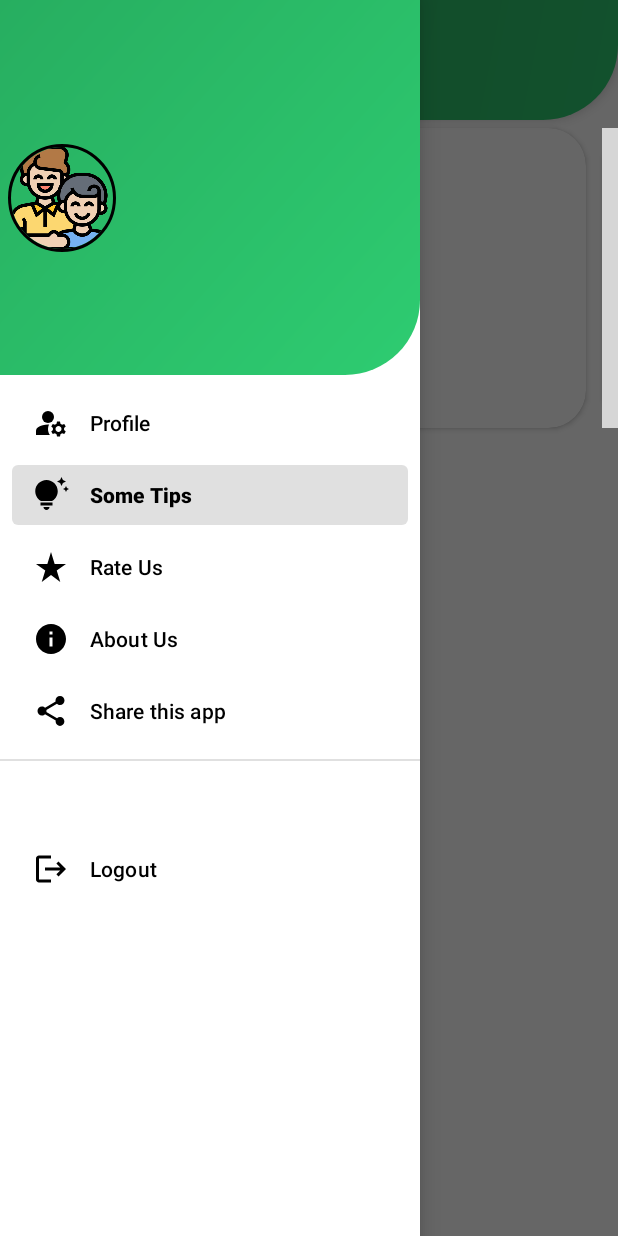
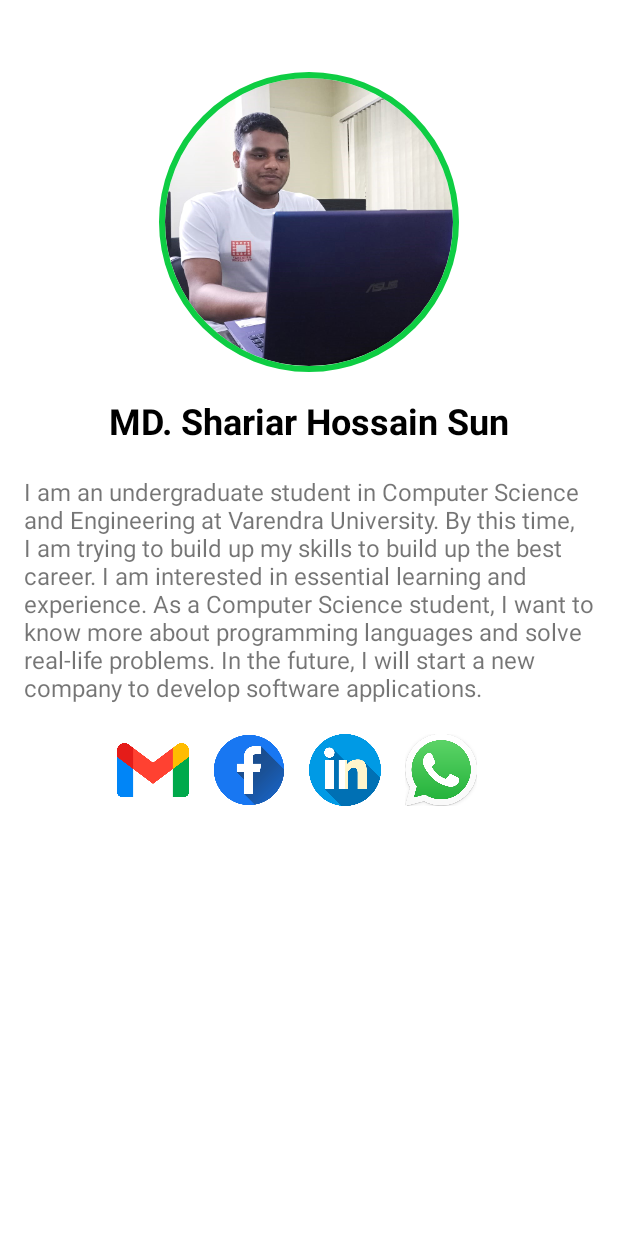
Before and after one commit to sun01822/BoroBhai--An-informational-application-for-beginner-programmer, an Android app: the screen it shows after launch once a user with an empty profile is signed in (MainActivity before the commit, AboutUsActivity after it), in the side drawer, after a tap on "About Us", on a phone screen of 412 x 824 dp. Run offline under Robolectric (Android 15) with nearby library versions, the phone set to English and light mode, and no system bars; our stand-ins replace CircleImageView, Firebase (no records; nobody signed in at launch, a user with empty details on screens opened directly); pictures from the network do not load; 5 statements that could not run were skipped; grey boxes are pictures that could not be loaded.

Commit message:
Final commit

```diff
--- a/app/src/main/AndroidManifest.xml
+++ b/app/src/main/AndroidManifest.xml
@@ -15,6 +15,9 @@
         android:supportsRtl="true"
         android:theme="@style/Theme.BoroBhai"
         tools:targetApi="31">
+        <activity
+            android:name=".activities.AboutUsActivity"
+            android:exported="false" />
         <activity
             android:name=".activities.ShareActivity"
             android:exported="false" />
--- a/app/src/main/java/com/sun/borobhai/MainActivity.kt
+++ b/app/src/main/java/com/sun/borobhai/MainActivity.kt
@@ -111,6 +111,10 @@ class MainActivity : AppCompatActivity() {
                         startActivity(Intent(this, ShareActivity::class.java))
                         true
                     }
+                    R.id.nav_about ->{
+                        startActivity(Intent(this, AboutUsActivity::class.java))
+                        true
+                    }
                     // Handle other menu item clicks if needed
                     else -> false
                 }
--- /dev/null
+++ b/app/src/main/java/com/sun/borobhai/activities/AboutUsActivity.kt
@@ -0,0 +1,52 @@
+package com.sun.borobhai.activities
+
+import android.content.Intent
+import android.net.Uri
+import androidx.appcompat.app.AppCompatActivity
+import android.os.Bundle
+import com.bumptech.glide.Glide
+import com.sun.borobhai.R
+import com.sun.borobhai.databinding.ActivityAboutUsBinding
+
+class AboutUsActivity : AppCompatActivity() {
+    private lateinit var binding : ActivityAboutUsBinding
+    override fun onCreate(savedInstanceState: Bundle?) {
+        super.onCreate(savedInstanceState)
+        binding = ActivityAboutUsBinding.inflate(layoutInflater)
+        setContentView(binding.root)
+
+
+        // Set developer details (Replace with actual data)
+        Glide.with(this).load(R.drawable.developer).into(binding.developerImage)
+        val developer = getString(R.string.developer)
+        binding.nameTextView.text = developer // Replace with the developer's name
+        val description = getString(R.string.app_description)
+        binding.descriptionTextView.text = description
+        // Set click listeners for social media buttons
+        binding.facebookButton.setOnClickListener {
+            openSocialMediaLink("https://www.facebook.com/sun01822/")
+        }
+
+        binding.whatsappButton.setOnClickListener {
+            openSocialMediaLink("https://wa.link/udetih")
+        }
+
+        binding.linkedInButton.setOnClickListener {
+            openSocialMediaLink("https://www.linkedin.com/in/md-shariar-hossain-sun-aa77621ab/")
+        }
+
+        binding.gmailButton.setOnClickListener {
+            openSocialMediaLink("mdshariarhossainsun01822@gmail.com")
+        }
+        // Add click listeners for other social media buttons as needed
+    }
+
+    private fun openSocialMediaLink(url: String) {
+        val intent = if (url.startsWith("http://") || url.startsWith("https://")) {
+            Intent(Intent.ACTION_VIEW, Uri.parse(url))
+        } else {
+            Intent(Intent.ACTION_SENDTO, Uri.parse("mailto:$url"))
+        }
+        startActivity(intent)
+    }
+}
--- /dev/null
+++ b/app/src/main/res/layout/activity_about_us.xml
@@ -0,0 +1,96 @@
+<?xml version="1.0" encoding="utf-8"?>
+<!-- activity_about_us.xml -->
+<RelativeLayout xmlns:android="http://schemas.android.com/apk/res/android"
+    android:layout_width="match_parent"
+    android:layout_height="match_parent"
+    xmlns:app="http://schemas.android.com/apk/res-auto"
+    android:background="@color/white"
+    android:padding="16dp">
+
+    <de.hdodenhof.circleimageview.CircleImageView
+        android:id="@+id/developerImage"
+        android:layout_width="200dp"
+        android:layout_height="200dp"
+        android:layout_centerHorizontal="true"
+        android:src="@drawable/logo"
+        app:civ_border_color="@color/myColor"
+        app:civ_border_width="4dp"
+        android:layout_marginTop="32dp"
+        android:scaleType="centerCrop" />
+
+    <TextView
+        android:id="@+id/nameTextView"
+        android:layout_width="wrap_content"
+        android:layout_height="wrap_content"
+        android:layout_below="@id/developerImage"
+        android:layout_centerHorizontal="true"
+        android:textColor="@color/black"
+        android:text="Developer Name"
+        android:textSize="24sp"
+        android:textStyle="bold"
+        android:layout_marginTop="16dp" />
+
+    <TextView
+        android:id="@+id/descriptionTextView"
+        android:layout_width="wrap_content"
+        android:layout_height="wrap_content"
+        android:layout_below="@id/nameTextView"
+        android:layout_centerHorizontal="true"
+        android:text="Developer Description"
+        android:textSize="16sp"
+        android:layout_marginTop="20dp" />
+
+    <LinearLayout
+        android:layout_width="wrap_content"
+        android:layout_height="wrap_content"
+        android:layout_below="@id/descriptionTextView"
+        android:layout_centerHorizontal="true"
+        android:layout_marginTop="20dp"
+        android:orientation="horizontal">
+
+        <ImageButton
+            android:id="@+id/gmailButton"
+            android:layout_width="48dp"
+            android:layout_height="48dp"
+            android:src="@drawable/gmail"
+            android:background="@android:color/transparent"
+            android:contentDescription="Gmail"
+            android:scaleType="fitXY"
+            android:layout_marginEnd="16dp" />
+
+        <ImageButton
+            android:id="@+id/facebookButton"
+            android:layout_width="48dp"
+            android:layout_height="48dp"
+            android:src="@drawable/facebook"
+            android:scaleType="fitXY"
+            android:background="@android:color/transparent"
+            android:contentDescription="Facebook"
+            android:layout_marginEnd="16dp"/>
+
+        <ImageButton
+            android:id="@+id/linkedInButton"
+            android:layout_width="48dp"
+            android:layout_height="48dp"
+            android:src="@drawable/linkedin"
+            android:scaleType="fitXY"
+            android:background="@android:color/transparent"
+            android:contentDescription="LinkedIn"
+            android:layout_marginEnd="16dp"/>
+
+
+        <ImageButton
+            android:id="@+id/whatsappButton"
+            android:layout_width="48dp"
+            android:layout_height="48dp"
+            android:src="@drawable/whatsapp"
+            android:scaleType="fitXY"
+            android:background="@android:color/transparent"
+            android:contentDescription="What'sApp"
+            android:layout_marginEnd="16dp"/>
+
+        <!-- Add more social media icons/buttons as needed -->
+
+    </LinearLayout>
+
+</RelativeLayout>
--- a/app/src/main/res/layout/activity_share.xml
+++ b/app/src/main/res/layout/activity_share.xml
@@ -6,6 +6,8 @@
     android:orientation="vertical"
     android:gravity="center"
     android:background="@color/white"
+    xmlns:tools="http://schemas.android.com/tools"
+    tools:context=".activities.ShareActivity"
     android:padding="16dp">
 
     <TextView
--- a/app/src/main/res/values/strings.xml
+++ b/app/src/main/res/values/strings.xml
@@ -15,4 +15,6 @@
             - Celebrate your achievements and enjoy the learning process!\n\n
         ]]>
     </string>
+    <string name="developer">MD. Shariar Hossain Sun</string>
+    <string name="app_description">I am an undergraduate student in Computer Science and Engineering at Varendra University. By this time, I am trying to build up my skills to build up the best career. I am interested in essential learning and experience. As a Computer Science student, I want to know more about programming languages and solve real-life problems. In the future, I will start a new company to develop software applications.</string>
 </resources>
```
Also changed, not shown: app/src/main/res/drawable/developer.jpeg (added), app/src/main/res/drawable/facebook.png (added), app/src/main/res/drawable/gmail.png (added), app/src/main/res/drawable/linkedin.png (added), app/src/main/res/drawable/whatsapp.png (added).
